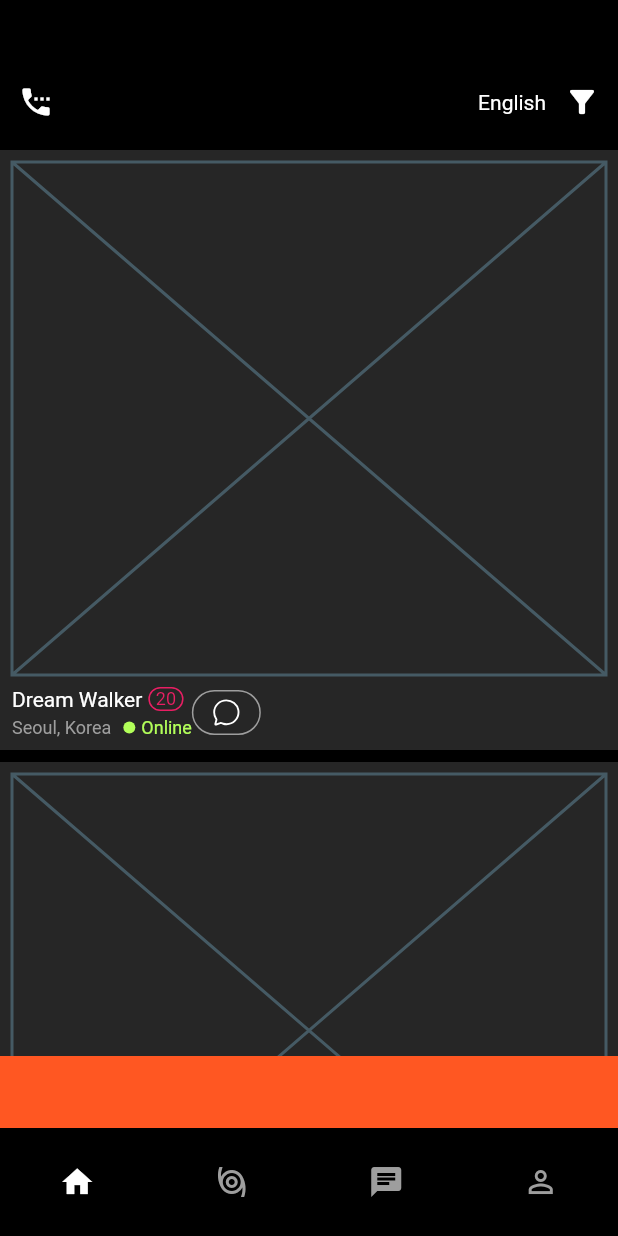
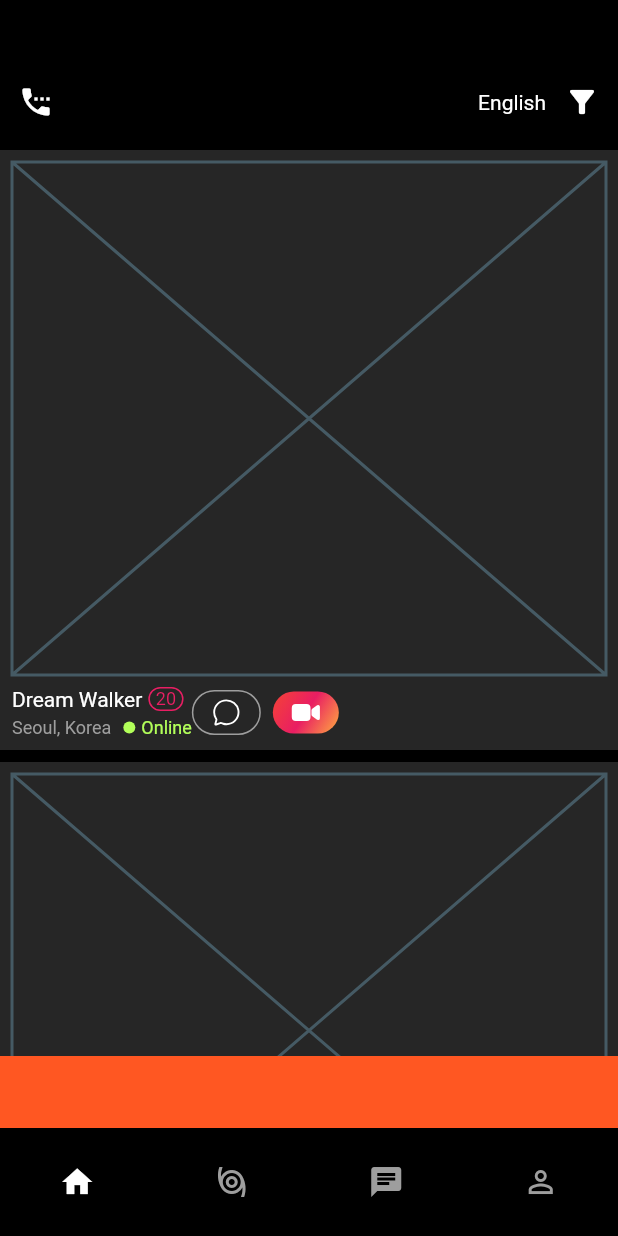
Before and after one commit to JAICHANGPARK/flutter_notebook_18th_story, a Flutter app: the screen it shows after launch, on a phone screen of 412 x 824 dp. Run offline on Flutter 3.47's test engine with Material 2 defaults, Android fonts, the phone set to English and light mode, and no system bars; our stand-ins replace cached_network_image, flutter_riverpod, go_router, ionicons.

Commit message:
Update dating_app_main_page.dart

```diff
--- a/lib/ep1057_dating_app/src/ui/dating_app_main_page.dart
+++ b/lib/ep1057_dating_app/src/ui/dating_app_main_page.dart
@@ -97,10 +97,7 @@ class DatingAppMainPage extends ConsumerWidget {
                                   children: const [
                                     Text(
                                       "Seoul, Korea",
-                                      style: TextStyle(
-                                        color: Colors.grey,
-                                        fontSize: 12
-                                      ),
+                                      style: TextStyle(color: Colors.grey, fontSize: 12),
                                     ),
                                     SizedBox(
                                       width: 8,
@@ -114,10 +111,7 @@ class DatingAppMainPage extends ConsumerWidget {
                                     ),
                                     Text(
                                       "Online",
-                                      style: TextStyle(
-                                        color: Colors.lightGreenAccent,
-                                          fontSize: 12
-                                      ),
+                                      style: TextStyle(color: Colors.lightGreenAccent, fontSize: 12),
                                     )
                                   ],
                                 )
@@ -125,15 +119,40 @@ class DatingAppMainPage extends ConsumerWidget {
                             ),
                             Container(
                               decoration: BoxDecoration(
-                                border: Border.all(color: Colors.grey,
-                                ),
-                                borderRadius: BorderRadius.circular(16)
-
+                                  border: Border.all(
+                                    color: Colors.grey,
+                                  ),
+                                  borderRadius: BorderRadius.circular(16)),
+                              padding: EdgeInsets.symmetric(horizontal: 12, vertical: 4),
+                              child: Icon(
+                                Ionicons.chatbubble_outline,
+                                color: Colors.white,
+                                size: 20,
                               ),
-                              padding: EdgeInsets.symmetric(horizontal: 12, vertical: 4),
-                              child: Icon(Ionicons.chatbubble_outline,
-                              color: Colors.white,
-                              size: 20,),
+                            ),
+                            SizedBox(
+                              width: 8,
+                            ),
+                            Container(
+                              decoration: BoxDecoration(
+                                borderRadius: BorderRadius.circular(16),
+                                  gradient: LinearGradient(
+                                      begin: Alignment.topLeft,
+                                      end: Alignment.bottomRight,
+                                      colors: [
+                                Colors.red,
+                                Colors.pink,
+                                Colors.orangeAccent,
+                              ])),
+                              padding: EdgeInsets.symmetric(
+                                horizontal: 12,
+                                vertical: 4,
+                              ),
+                              child: Icon(
+                                Ionicons.videocam,
+                                color: Colors.white,
+                                size: 20,
+                              ),
                             )
                           ],
                         )
```
